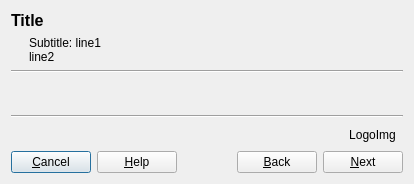
Qt form src/gui/custom_wizard.ui (netwrix/cppdevtk) before a commit.
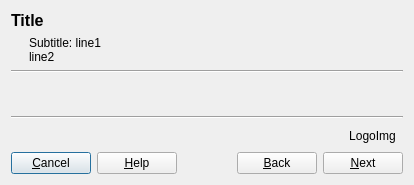
The same form after that commit.

```diff
--- a/src/gui/custom_wizard.ui
+++ b/src/gui/custom_wizard.ui
@@ -7,7 +7,7 @@
     <x>0</x>
     <y>0</y>
     <width>414</width>
-    <height>184</height>
+    <height>185</height>
    </rect>
   </property>
   <property name="windowTitle">
```
